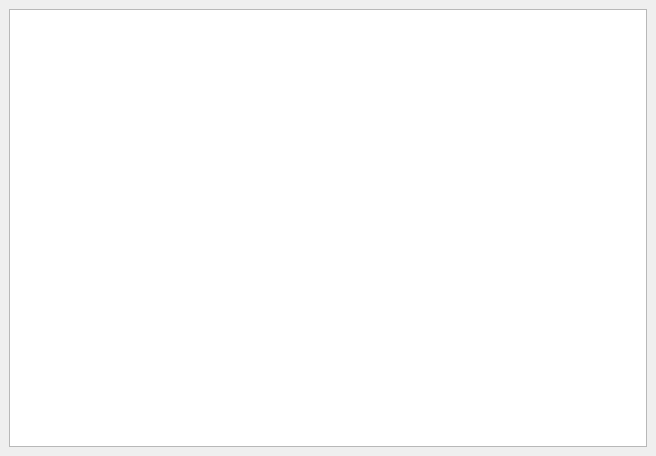
Old version of the form src/gui/forms/zesthelpviewer.ui in the repository deufrai/Qrest.
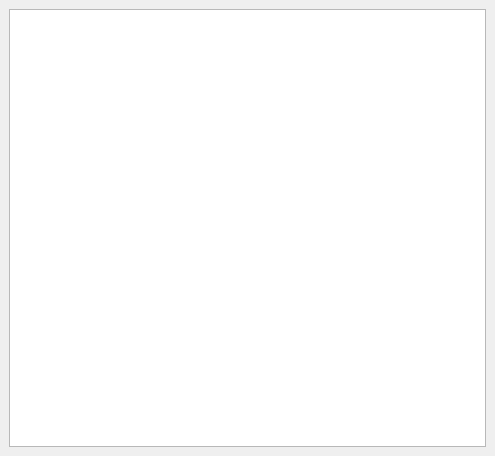
New version of the form.

```diff
--- a/src/gui/forms/zesthelpviewer.ui
+++ b/src/gui/forms/zesthelpviewer.ui
@@ -5,7 +5,7 @@
    <rect>
     <x>0</x>
     <y>0</y>
-    <width>656</width>
+    <width>495</width>
     <height>456</height>
    </rect>
   </property>
@@ -17,7 +17,7 @@
     <rect>
      <x>0</x>
      <y>0</y>
-     <width>656</width>
+     <width>495</width>
      <height>456</height>
     </rect>
    </property>
```
